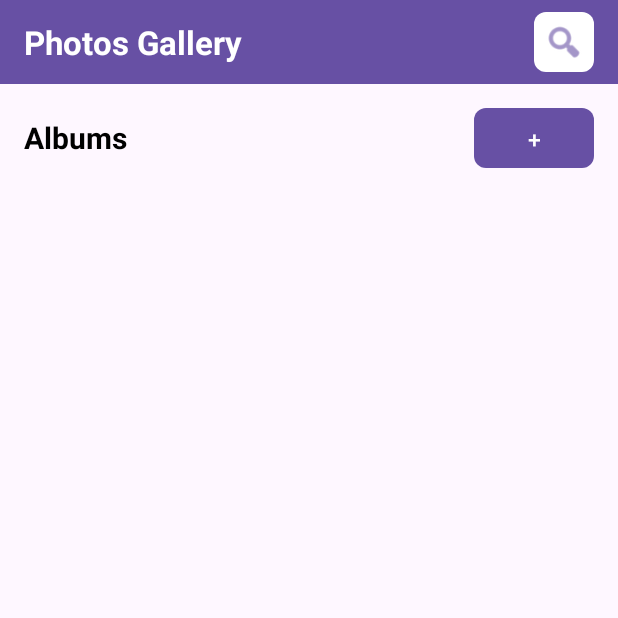
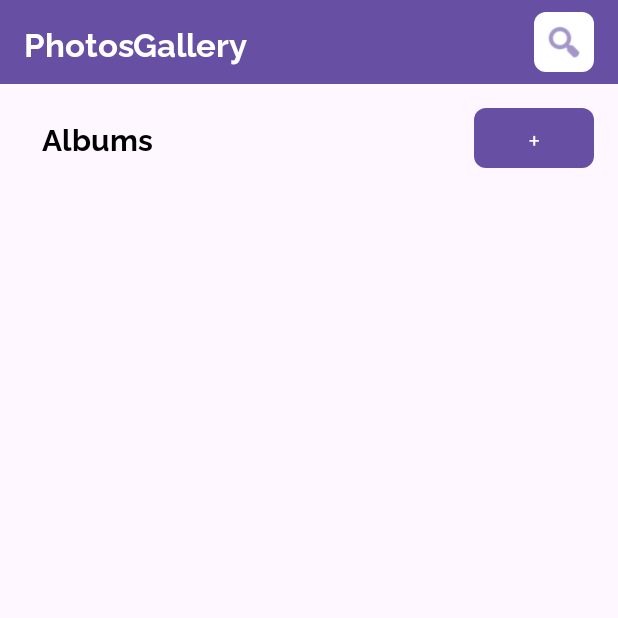
Before and after one commit to ayushp0728/Android36, an Android app: the screen it shows after launch (MainActivity), on a phone screen of 412 x 824 dp, the top half of it. Run offline under Robolectric (Android 15) with nearby library versions, the phone set to English and light mode, and no system bars.

Commit message:
Pre-duplicate handle

```diff
--- /dev/null
+++ b/app/src/main/res/font/raleway.xml
@@ -0,0 +1,13 @@
+<?xml version="1.0" encoding="utf-8"?>
+<font-family xmlns:android="http://schemas.android.com/apk/res/android">
+
+    <font
+        android:fontStyle="normal"
+        android:fontWeight="400"
+        android:font="@font/raleway_regular" />
+
+    <font
+        android:fontStyle="normal"
+        android:fontWeight="700"
+        android:font="@font/raleway_bold" />
+</font-family>
--- a/app/src/main/res/layout/activity_main.xml
+++ b/app/src/main/res/layout/activity_main.xml
@@ -19,7 +19,7 @@
             android:layout_width="wrap_content"
             android:layout_height="wrap_content"
             android:layout_centerVertical="true"
-            android:text="Photos Gallery"
+            android:text="PhotosGallery"
             android:textColor="@android:color/white"
             android:textStyle="bold"
             android:textSize="22sp" />
@@ -62,6 +62,7 @@
                 android:text="Albums"
                 android:textSize="20sp"
                 android:textStyle="bold"
+                android:paddingLeft="12dp"
                 android:textColor="@android:color/black" />
 
             <!-- White rounded button with blue "+" -->
@@ -69,12 +70,12 @@
                 android:id="@+id/btnAddAlbum"
                 android:layout_width="80dp"
                 android:layout_height="40dp"
-                android:layout_centerVertical="true"
-                android:layout_centerHorizontal="true"
                 android:background="@drawable/rounded_button"
                 android:text="+"
-                android:textColor="#FFFFFF"
-                android:textSize="15dp" />
+                android:textColor="@android:color/white"
+                android:textSize="20sp"
+                android:gravity="center"
+                android:includeFontPadding="false" />
         </LinearLayout>
 
         <!-- Albums grid -->
--- a/app/src/main/res/layout/activity_photo_view.xml
+++ b/app/src/main/res/layout/activity_photo_view.xml
@@ -19,7 +19,7 @@
             android:layout_width="wrap_content"
             android:layout_height="wrap_content"
             android:layout_centerVertical="true"
-            android:text="Photos Gallery"
+            android:text="PhotosGallery"
             android:textColor="@android:color/white"
             android:textStyle="bold"
             android:textSize="22sp" />
--- a/app/src/main/res/layout/activity_search.xml
+++ b/app/src/main/res/layout/activity_search.xml
@@ -19,7 +19,7 @@
             android:layout_width="wrap_content"
             android:layout_height="wrap_content"
             android:layout_centerVertical="true"
-            android:text="Photos Gallery"
+            android:text="PhotosGallery"
             android:textColor="@android:color/white"
             android:textStyle="bold"
             android:textSize="22sp" />
@@ -38,6 +38,7 @@
             android:layout_width="match_parent"
             android:layout_height="wrap_content"
             android:text="Search by:"
+            android:paddingLeft="12dp"
             android:gravity="center_horizontal"
             android:textSize="18sp"
             android:textStyle="bold"
--- a/app/src/main/res/layout/item_album.xml
+++ b/app/src/main/res/layout/item_album.xml
@@ -14,10 +14,10 @@
     <ImageView
         android:id="@+id/imageAlbumThumb"
         android:layout_width="match_parent"
-        android:layout_height="120dp"
+        android:layout_height="100dp"
         android:scaleType="centerCrop"
-        android:src="@android:drawable/ic_menu_gallery"
-        android:background="#EEEEEE" />
+        android:background="@drawable/rounded_image_bg"
+        android:clipToOutline="true" />
 
     <!-- Name + action icons row -->
     <LinearLayout
--- a/app/src/main/res/layout/item_photo.xml
+++ b/app/src/main/res/layout/item_photo.xml
@@ -14,9 +14,10 @@
     <ImageView
         android:id="@+id/imageThumb"
         android:layout_width="match_parent"
-        android:layout_height="120dp"
+        android:layout_height="100dp"
         android:scaleType="centerCrop"
-        android:background="#EEEEEE" />
+        android:background="@drawable/rounded_image_bg"
+        android:clipToOutline="true" />
 
     <!-- Filename + move + delete icons -->
     <LinearLayout
--- a/app/src/main/res/values/themes.xml
+++ b/app/src/main/res/values/themes.xml
@@ -3,6 +3,7 @@
     <style name="Base.Theme.Android36Java" parent="Theme.Material3.DayNight.NoActionBar">
         <!-- Customize your light theme here. -->
         <!-- <item name="colorPrimary">@color/my_light_primary</item> -->
+        <item name="android:fontFamily">@font/raleway</item>
     </style>
 
     <style name="Theme.Android36Java" parent="Base.Theme.Android36Java" />
```
Also changed, not shown: app/src/main/res/drawable/rounded_image_bg.xml (added, +8 -0 lines), app/src/main/res/layout/activity_album.xml (+7 -5 lines), app/src/main/res/font/raleway_bold.ttf (added), app/src/main/res/font/raleway_regular.ttf (added).
